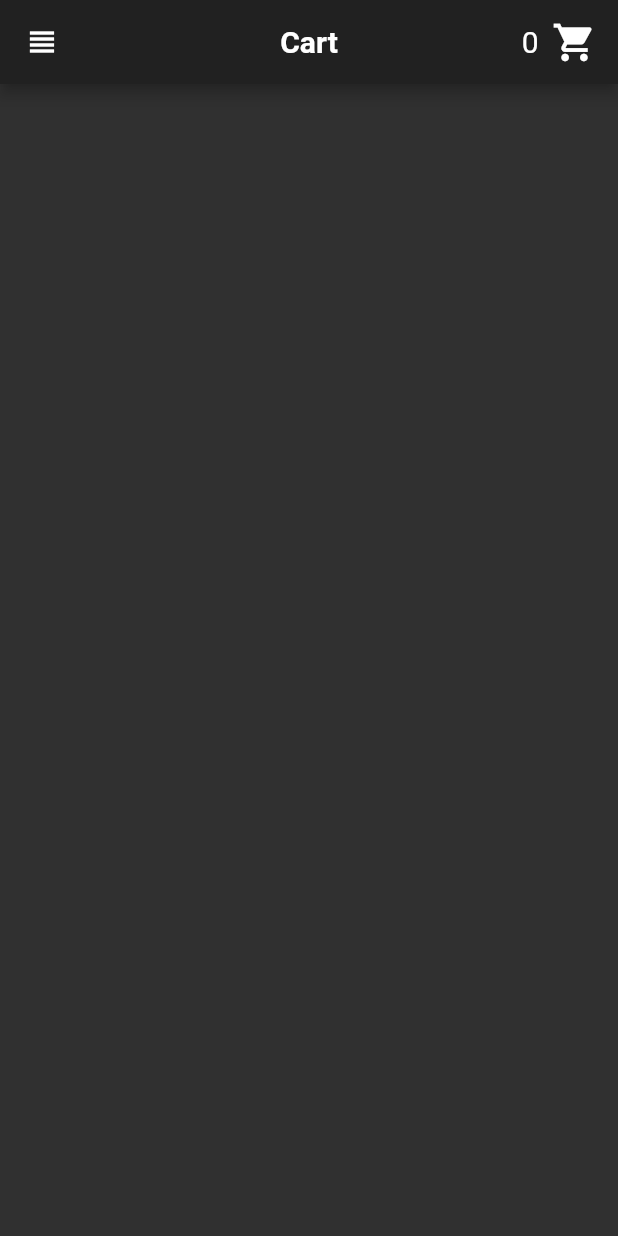
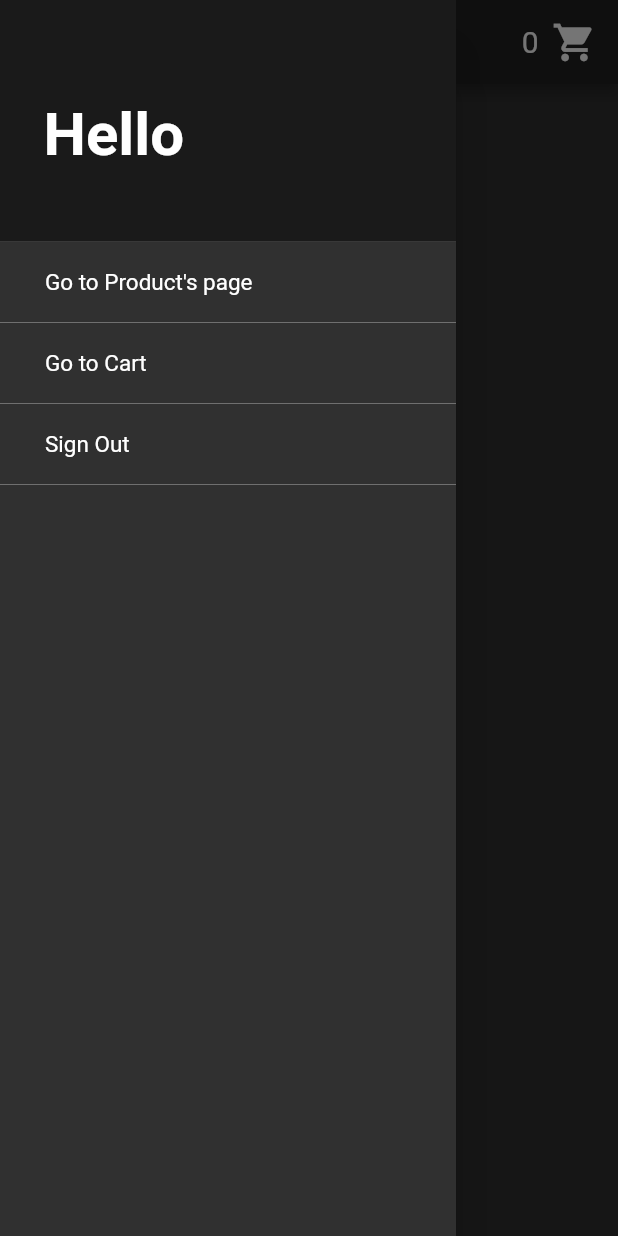
Before and after one commit to hemakshi11/evaluation, a Flutter app: the CartScreen screen opened by its route, with the side drawer open (before the commit the screen has no drawer), on a phone screen of 412 x 824 dp. Run offline on Flutter 3.47's test engine with Material 2 defaults, Android fonts, the phone set to English and light mode, and no system bars; our stand-ins replace animated_text_kit, cloud_firestore, firebase_auth, firebase_core, modal_progress_hud_nsn; accounts and stored records are empty.

Commit message:
UI is completed

```diff
--- a/lib/components/bottomSheet_popup.dart
+++ b/lib/components/bottomSheet_popup.dart
@@ -7,10 +7,9 @@ import 'package:cloud_firestore/cloud_firestore.dart';
 import 'package:provider/provider.dart';
 
 class BottomSheetPage extends StatefulWidget {
-  final price;
-  String name;
-  String src;
-  BottomSheetPage({this.price, this.name, this.src});
+  final product;
+  BottomSheetPage({this.product});
+
   @override
   _BottomSheetPageState createState() => _BottomSheetPageState();
 }
@@ -44,18 +43,28 @@ class _BottomSheetPageState extends State<BottomSheetPage> {
             ),
             SubscriptionButtons(
                 text: '12 months',
-                price: widget.price['12months'],
+                price: widget.product['price']['12months'],
                 onTap: () {
+                  // Scaffold.of(context).showSnackBar(
+                  //     SnackBar(content: Text('Product added to the Cart')));
                   Provider.of<Users>(context, listen: false).addProduct(
-                      widget.name, widget.src, widget.price['12months']);
+                      name: widget.product['name'],
+                      image: widget.product['image'],
+                      price: widget.product['price']['12months'],
+                      type: '12months');
+                  Navigator.pop(context);
                 }),
             SizedBox(height: 10),
             SubscriptionButtons(
                 text: '6 months',
-                price: widget.price['6months'],
+                price: widget.product['price']['6months'],
                 onTap: () {
                   Provider.of<Users>(context, listen: false).addProduct(
-                      widget.name, widget.src, widget.price['6months']);
+                      name: widget.product['name'],
+                      image: widget.product['image'],
+                      price: widget.product['price']['6months'],
+                      type: '6months');
+                  Navigator.pop(context);
                 }),
           ],
         ),
--- /dev/null
+++ b/lib/components/drawerForApp.dart
@@ -0,0 +1,107 @@
+import 'package:evaluation_task/screens/cart_screen.dart';
+import 'package:evaluation_task/screens/product_screen.dart';
+import 'package:evaluation_task/screens/welcome_screen.dart';
+import 'package:evaluation_task/user_product_details.dart';
+
+import 'package:flutter/material.dart';
+
+import 'package:provider/provider.dart';
+
+class DrawerForApp extends StatelessWidget {
+  @override
+  Widget build(BuildContext context) {
+    return Drawer(
+      child: SafeArea(
+        child: Container(
+          child: Container(
+            child: Column(
+              crossAxisAlignment: CrossAxisAlignment.stretch,
+              children: <Widget>[
+                UserAccountsDrawerHeader(
+                  // padding: EdgeInsets.only(
+                  //   top: 90,
+                  // ),
+                  decoration: BoxDecoration(color: Colors.black45),
+                  accountName: Padding(
+                    padding: EdgeInsets.only(left: 13),
+                    child: Text(
+                      'Hello',
+                      style:
+                          TextStyle(fontSize: 40, fontWeight: FontWeight.bold),
+                    ),
+                  ),
+                  accountEmail: Padding(
+                    padding: EdgeInsets.only(left: 15, bottom: 15),
+                    child: Text(auth.currentUser.email),
+                  ),
+                ),
+                GestureDetector(
+                  onTap: () {
+                    Navigator.pushNamed(context, ProductScreen.id);
+                  },
+                  child: Container(
+                    child: Padding(
+                      padding:
+                          EdgeInsets.symmetric(horizontal: 30.0, vertical: 10),
+                      child: Text(
+                        "Go to Product's page",
+                        style: TextStyle(fontSize: 15),
+                      ),
+                    ),
+                  ),
+                ),
+                SizedBox(
+                  child: Divider(
+                    color: Colors.white30,
+                  ),
+                ),
+                GestureDetector(
+                  onTap: () {
+                    Navigator.pushNamed(context, CartScreen.id);
+                  },
+                  child: Container(
+                    child: Padding(
+                      padding:
+                          EdgeInsets.symmetric(horizontal: 30.0, vertical: 10),
+                      child: Text(
+                        'Go to Cart',
+                        style: TextStyle(fontSize: 15),
+                      ),
+                    ),
+                  ),
+                ),
+                SizedBox(
+                  child: Divider(
+                    color: Colors.white30,
+                  ),
+                ),
+                GestureDetector(
+                  onTap: () {
+                    auth.signOut();
+                    Provider.of<Users>(context, listen: false).products.clear();
+                    Navigator.pushNamed(context, WelcomeScreen.id);
+                  },
+                  child: Container(
+                    child: Padding(
+                      padding:
+                          EdgeInsets.symmetric(horizontal: 30.0, vertical: 10),
+                      child: Text(
+                        'Sign Out',
+                        style: TextStyle(fontSize: 15),
+                      ),
+                    ),
+                  ),
+                ),
+                SizedBox(
+                  child: Divider(
+                    color: Colors.white30,
+                  ),
+                ),
+              ],
+            ),
+          ),
+        ),
+      ),
+    );
+  }
+}
--- a/lib/components/reusable_cards.dart
+++ b/lib/components/reusable_cards.dart
@@ -4,11 +4,8 @@ import '../constants.dart';
 import 'bottomSheet_popup.dart';
 
 class ReusableCards extends StatelessWidget {
-  final String src;
-  final String name;
-  final price;
-  var productData;
-  ReusableCards({this.src, this.name, this.price, this.productData});
+  final product;
+  ReusableCards({this.product});
 
   @override
   Widget build(BuildContext context) {
@@ -31,20 +28,19 @@ class ReusableCards extends StatelessWidget {
                 child: ClipRRect(
                   borderRadius: kContainerCircularBorders,
                   child: Image.network(
-                    '$src',
+                    '${product['image']}',
                     fit: BoxFit.cover,
                   ),
                 )),
             Text(
-              '${name.toUpperCase()}',
+              '${product['name'].toUpperCase()}',
               style: TextStyle(fontSize: 18, fontWeight: FontWeight.bold),
             ),
             GestureDetector(
               onTap: () {
                 showModalBottomSheet(
                   context: context,
-                  builder: (context) =>
-                      BottomSheetPage(price: price, src: src, name: name),
+                  builder: (context) => BottomSheetPage(product: product),
                 );
               },
               child: Container(
--- a/lib/constants.dart
+++ b/lib/constants.dart
@@ -6,6 +6,7 @@ const kContainerCircularBorders = BorderRadius.all(Radius.circular(20));
 const kContainerButtonColor = Colors.white12;
 const kTeal = Color(0xff009688);
 
+// const kSnackBar = SnackBar(content: Text('SnackBar'));
 const kTextFieldDecoration = InputDecoration(
   contentPadding: EdgeInsets.symmetric(vertical: 10.0, horizontal: 20.0),
   filled: true,
--- a/lib/screens/cart_screen.dart
+++ b/lib/screens/cart_screen.dart
@@ -1,18 +1,26 @@
+import 'package:cloud_firestore/cloud_firestore.dart';
+import 'package:evaluation_task/components/drawerForApp.dart';
+import 'package:evaluation_task/user_products.dart';
 import 'package:flutter/material.dart';
 import 'package:provider/provider.dart';
 
+import '../constants.dart';
 import '../user_product_details.dart';
 
 class CartScreen extends StatelessWidget {
+  final FirebaseFirestore _firestore = FirebaseFirestore.instance;
   static String id = 'cartScreen';
   @override
   Widget build(BuildContext context) {
+    final snackBar = SnackBar(
+      content: Text(
+        'Product deleted from the cart',
+        style: TextStyle(color: Colors.white),
+      ),
+      backgroundColor: Colors.black45,
+    );
     return Scaffold(
       appBar: AppBar(
-        leading: IconButton(
-          icon: Icon(Icons.view_headline_sharp),
-          onPressed: () {},
-        ),
         title: Text(
           'Cart',
           style: TextStyle(fontWeight: FontWeight.w600, fontSize: 20),
@@ -38,18 +46,109 @@ class CartScreen extends StatelessWidget {
           ),
         ],
       ),
+      drawer: DrawerForApp(),
       body: Consumer<Users>(builder: (context, productDetails, child) {
+        return StreamBuilder<QuerySnapshot>(
+            stream: _firestore
+                .collection('user')
+                .doc(user.uid)
+                .collection('cart')
+                .orderBy('timeStamp')
+                .snapshots(),
+            builder: (context, snapshot) {
+              if (snapshot.hasError) {
+                return Scaffold(
+                  body: Center(
+                    child: Text('ERROR: ${snapshot.error}'),
+                  ),
+                );
+              }
+              if (!snapshot.hasData) {
+                return Center(
+                  child: CircularProgressIndicator(
+                    backgroundColor: Colors.teal,
+                  ),
+                );
+              }
+
+              var cartList = snapshot.data.docs;
+
+              for (var i in cartList) {
+                productDetails.addProduct(
+                    name: i.get('name'),
+                    image: i.get('image'),
+                    price: i.get('price'),
+                    type: i.get('type'));
+              }
+
               return ListView.builder(
                 itemBuilder: (context, index) {
                   final product = productDetails.products[index];
-            return Container(
-              child: Center(
-                child: Text('${product.name}'),
+                  return Padding(
+                    padding: const EdgeInsets.all(8.0),
+                    child: Container(
+                      decoration: BoxDecoration(
+                        borderRadius: kContainerCircularBorders,
+                        color: kContainerButtonColor,
+                      ),
+                      child: Row(
+                        crossAxisAlignment: CrossAxisAlignment.start,
+                        children: <Widget>[
+                          Container(
+                            height: 150,
+                            width: 150,
+                            padding: EdgeInsets.all(10),
+                            // decoration: BoxDecoration(
+                            //   borderRadius: kContainerCircularBorders,
+                            //   color: kContainerButtonColor,
+                            // ),
+                            child: ClipRRect(
+                              borderRadius: kContainerCircularBorders,
+                              child: Image.network(
+                                product.image,
+                                fit: BoxFit.cover,
+                              ),
+                            ),
+                          ),
+                          SizedBox(
+                            width: 20,
+                          ),
+                          Expanded(
+                            child: Container(
+                              height: 150,
+                              child: Column(
+                                mainAxisAlignment:
+                                    MainAxisAlignment.spaceEvenly,
+                                crossAxisAlignment: CrossAxisAlignment.stretch,
+                                children: <Widget>[
+                                  Text(
+                                    'Name: ${product.name.toUpperCase()}',
+                                    style: TextStyle(
+                                        fontSize: 20,
+                                        fontWeight: FontWeight.bold),
+                                  ),
+                                  Text('Subscription: ${product.type}',
+                                      style: TextStyle(fontSize: 16.5)),
+                                  Text('Price: ${product.price}/-',
+                                      style: TextStyle(fontSize: 16.5)),
+                                ],
+                              ),
+                            ),
+                          ),
+                          IconButton(
+                              icon: Icon(Icons.clear_rounded),
+                              onPressed: () {
+                                productDetails.deleteProduct(product);
+                                Scaffold.of(context).showSnackBar(snackBar);
+                              })
+                        ],
+                      ),
                     ),
                   );
                 },
                 itemCount: productDetails.productCount,
               );
+            });
       }),
     );
   }
--- a/lib/user_product_details.dart
+++ b/lib/user_product_details.dart
@@ -3,28 +3,41 @@ import 'package:flutter/cupertino.dart';
 import 'package:firebase_core/firebase_core.dart';
 import 'package:cloud_firestore/cloud_firestore.dart';
 import 'package:firebase_auth/firebase_auth.dart';
+import 'screens/product_screen.dart';
 
-final _auth = FirebaseAuth.instance;
-User user = _auth.currentUser;
+final auth = FirebaseAuth.instance;
+User user = auth.currentUser;
 
 class Users extends ChangeNotifier {
   final FirebaseFirestore _firestore = FirebaseFirestore.instance;
   List<UserProducts> products = [];
 
-  void addProduct(String name, String src, var price) {
-    final product = UserProducts(name: name, src: src, price: price);
+  void addProduct({String name, String image, var price, String type}) {
+    final product =
+        UserProducts(name: name, image: image, price: price, type: type);
+
+    if (products.contains(name)) {
+      print('Product already in cart');
+    } else {
       products.add(product);
       notifyListeners();
       print(products);
       _firestore.collection('users').doc(user.uid).collection('cart').add({
         'name': name,
-      'src': src,
+        'type': type,
+        'image': image,
         'price': price,
         'timeStamp': DateTime.now(),
       });
+    }
   }
 
   int get productCount {
     return products.length;
   }
+
+  void deleteProduct(product) {
+    products.remove(product);
+    notifyListeners();
   }
+}
--- a/lib/user_products.dart
+++ b/lib/user_products.dart
@@ -1,6 +1,7 @@
 class UserProducts {
-  String src;
+  String image;
   String name;
   var price;
-  UserProducts({this.src, this.name, this.price});
+  String type;
+  UserProducts({this.image, this.name, this.price, this.type});
 }
```
Also changed, not shown: lib/screens/product_screen.dart (+3 -14 lines). Lines whose indentation alone changed are shown as unchanged.
